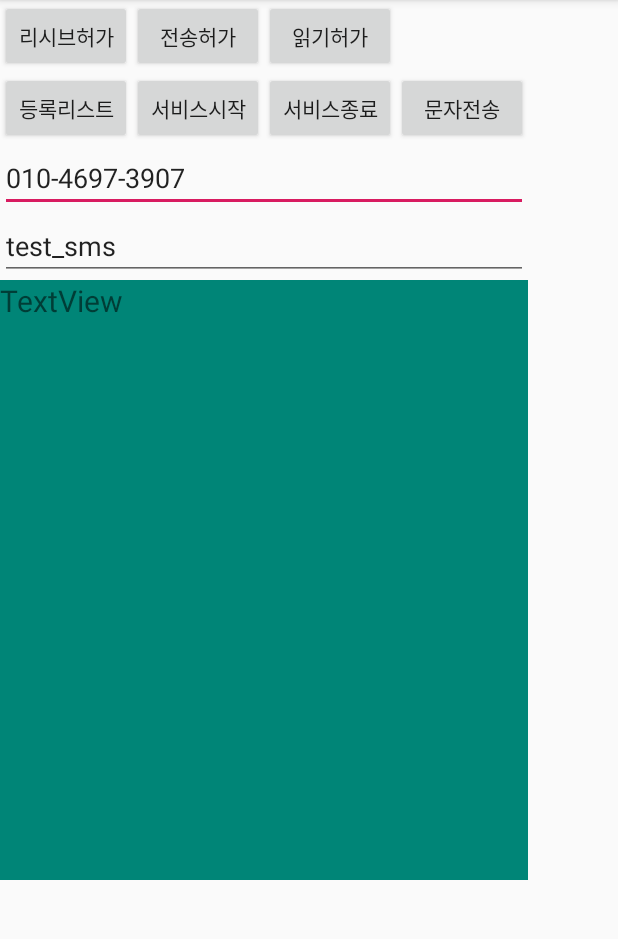
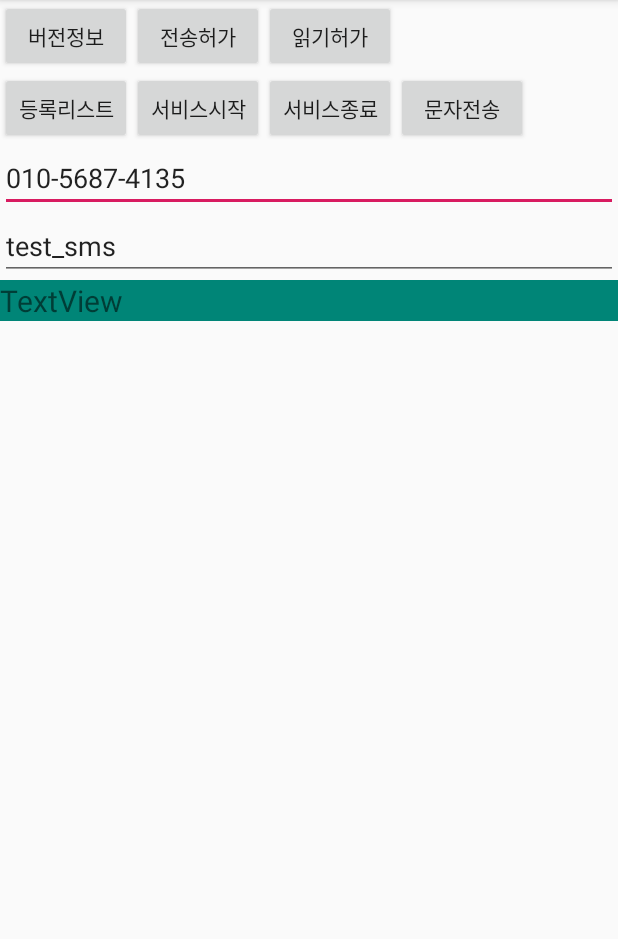
Before and after one commit to rain2002kr/SMS_Kotilin_ver2, an Android app: the screen it shows after launch (MainActivity), on a phone screen of 412 x 824 dp, the part 84-1023 px from its top. Run offline under Robolectric (Android 15) with nearby library versions, the phone set to English and light mode, and no system bars.

```diff
--- a/app/build.gradle
+++ b/app/build.gradle
@@ -9,7 +9,7 @@ android {
     buildToolsVersion "29.0.2"
     defaultConfig {
         applicationId "com.example.sms_kotilin_ver2"
-        minSdkVersion 15
+        minSdkVersion 26
         targetSdkVersion 29
         versionCode 1
         versionName "1.0"
--- a/app/src/main/AndroidManifest.xml
+++ b/app/src/main/AndroidManifest.xml
@@ -13,7 +13,6 @@
         android:supportsRtl="true"
         android:theme="@style/AppTheme">
         <activity android:name=".RegistItemActivity"></activity>
-        <activity android:name=".RegistActivity" />
 
         <receiver
             android:name=".SmSReceiver"
--- a/app/src/main/res/layout/activity_main.xml
+++ b/app/src/main/res/layout/activity_main.xml
@@ -1,21 +1,20 @@
 <?xml version="1.0" encoding="utf-8"?>
 <LinearLayout xmlns:android="http://schemas.android.com/apk/res/android"
-    android:layout_width="wrap_content"
-    android:layout_height="wrap_content"
-    android:orientation="vertical"
-    >
+    android:layout_width="match_parent"
+    android:layout_height="match_parent"
+    android:orientation="vertical">
 
 
     <LinearLayout
         android:layout_width="wrap_content"
-        android:layout_height="match_parent"
+        android:layout_height="wrap_content"
         android:orientation="horizontal">
 
         <Button
-            android:id="@+id/btPerRecv"
+            android:id="@+id/btVersion"
             android:layout_width="match_parent"
             android:layout_height="wrap_content"
-            android:text="리시브허가" />
+            android:text="버전정보" />
 
         <Button
             android:id="@+id/btPerSend"
@@ -30,9 +29,10 @@
             android:text="읽기허가" />
 
     </LinearLayout>
+
     <LinearLayout
         android:layout_width="wrap_content"
-        android:layout_height="match_parent"
+        android:layout_height="wrap_content"
         android:orientation="horizontal">
 
         <Button
@@ -66,7 +66,8 @@
         android:layout_width="match_parent"
         android:layout_height="wrap_content"
         android:inputType="textPersonName"
-        android:text="010-4697-3907" />
+        android:text="010-5687-4135" />
+
     <EditText
         android:id="@+id/editsms"
         android:layout_width="match_parent"
@@ -74,16 +75,24 @@
         android:inputType="textPersonName"
         android:text="test_sms" />
 
-    <TextView
-        android:id="@+id/textView"
+    <ScrollView
         android:layout_width="match_parent"
-        android:layout_height="400dp"
-        android:text="TextView"
-        android:textSize="20dp"
-        android:background="@color/colorPrimary"
-        />
+        android:layout_height="match_parent">
 
+        <LinearLayout
+            android:layout_width="match_parent"
+            android:layout_height="match_parent"
+            android:orientation="vertical">
 
+            <TextView
+                android:id="@+id/textView"
+                android:layout_width="match_parent"
+                android:layout_height="match_parent"
+                android:background="@color/colorPrimary"
+                android:text="TextView"
+                android:textSize="20dp" />
+        </LinearLayout>
+    </ScrollView>
 
 
 </LinearLayout>
```
Also changed, not shown: app/src/main/java/com/example/sms_kotilin_ver2/MainActivity.kt (+92 -14 lines), app/src/main/java/com/example/sms_kotilin_ver2/SmSReceiver.kt (+6 -11 lines).
